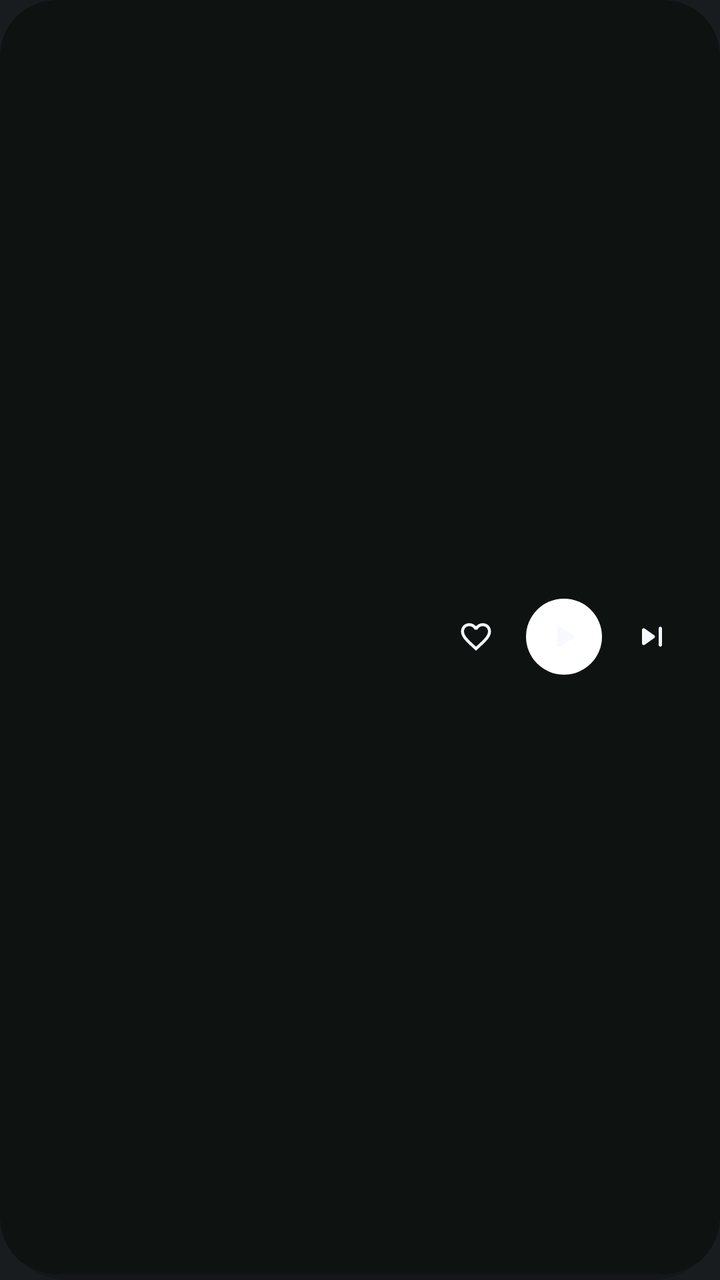
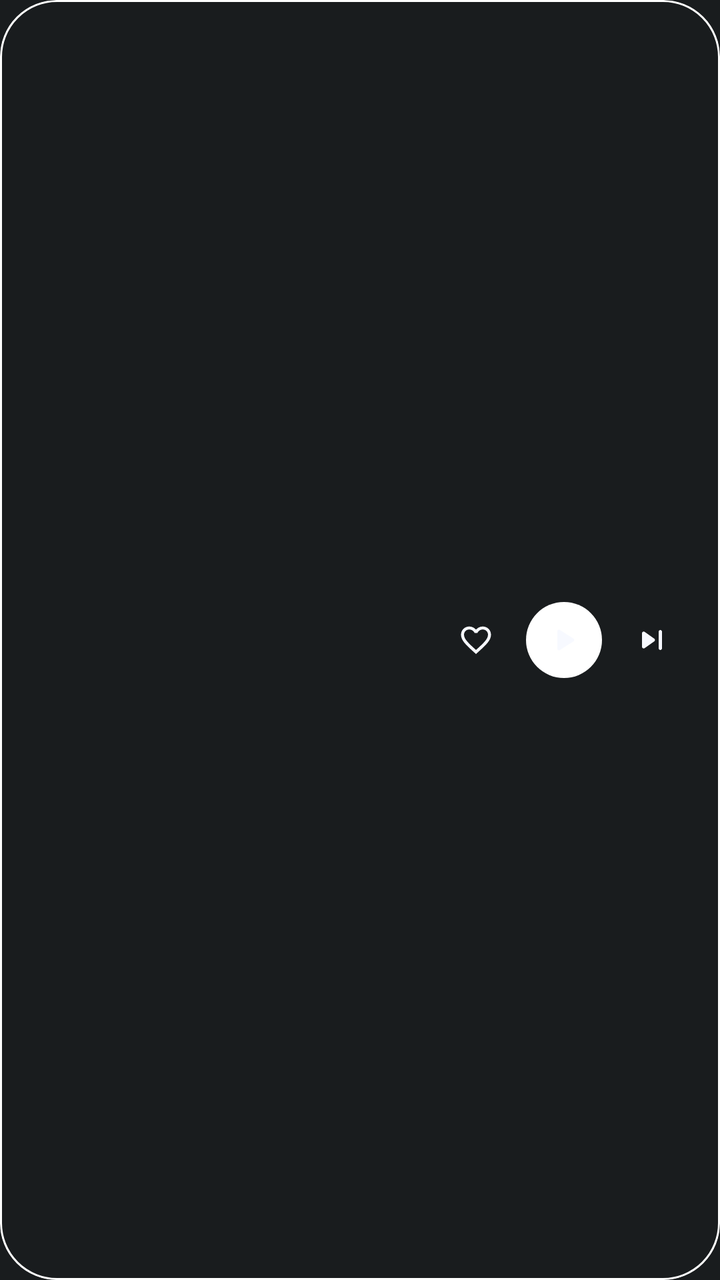

Two renders of the same Android screen: before a commit and after it. Below are the layout's source before the change and the commit's diff.
<!-- AndroidManifest.xml: application theme Theme.MyApplication -->
<!-- res/layout/widget_aurix_np_compact.xml -->
<?xml version="1.0" encoding="utf-8"?>
<FrameLayout xmlns:android="http://schemas.android.com/apk/res/android"
    android:id="@+id/widget_np_outer_shadow"
    android:layout_width="match_parent"
    android:layout_height="match_parent"
    android:background="@drawable/widget_shadow_soft"
    android:layoutDirection="locale"
    android:paddingBottom="3dp">

    <FrameLayout
        android:id="@+id/widget_np_root"
        android:layout_width="match_parent"
        android:layout_height="match_parent"
        android:background="@drawable/widget_clip_28dp"
        android:clipToOutline="true">

        <ImageView
            android:id="@+id/widget_np_bg"
            android:layout_width="match_parent"
            android:layout_height="match_parent"
            android:contentDescription="@null"
            android:scaleType="fitXY" />

        
        <LinearLayout
            android:id="@+id/widget_np_empty_container"
            android:layout_width="match_parent"
            android:layout_height="match_parent"
            android:gravity="center_vertical"
            android:orientation="horizontal"
            android:paddingHorizontal="14dp"
            android:visibility="gone">

            <ImageView
                android:id="@+id/widget_np_empty_orbi"
                android:layout_width="28dp"
                android:layout_height="28dp"
                android:contentDescription="@null"
                android:src="@drawable/ic_widget_orbi" />

            <ImageView
                android:id="@+id/widget_np_empty_bitmap"
                android:layout_width="0dp"
                android:layout_height="wrap_content"
                android:layout_marginStart="10dp"
                android:layout_weight="1"
                android:adjustViewBounds="true"
                android:contentDescription="@null"
                android:scaleType="fitStart"
                android:visibility="gone" />

            <TextView
                android:id="@+id/widget_np_empty_text"
                android:layout_width="0dp"
                android:layout_height="wrap_content"
                android:layout_marginStart="10dp"
                android:layout_weight="1"
                android:ellipsize="end"
                android:maxLines="1"
                android:text="@string/widget_tap_to_play"
                android:textColor="#FFFFFF"
                android:textSize="14sp"
                android:textStyle="bold" />
        </LinearLayout>

        
        <LinearLayout
            android:id="@+id/widget_np_content_container"
            android:layout_width="match_parent"
            android:layout_height="match_parent"
            android:gravity="center_vertical"
            android:orientation="horizontal"
            android:paddingHorizontal="12dp"
            android:paddingVertical="8dp">

            <ImageView
                android:id="@+id/widget_np_art"
                android:layout_width="48dp"
                android:layout_height="48dp"
                android:contentDescription="@string/widget_cd_album_art"
                android:scaleType="fitCenter" />

            <LinearLayout
                android:id="@+id/widget_np_meta_container"
                android:layout_width="0dp"
                android:layout_height="wrap_content"
                android:layout_marginStart="10dp"
                android:layout_marginEnd="6dp"
                android:layout_weight="1"
                android:orientation="vertical">

                <ImageView
                    android:id="@+id/widget_np_title_bitmap"
                    android:layout_width="match_parent"
                    android:layout_height="wrap_content"
                    android:adjustViewBounds="true"
                    android:contentDescription="@null"
                    android:scaleType="fitStart"
                    android:visibility="gone" />

                <TextView
                    android:id="@+id/widget_np_title"
                    android:layout_width="match_parent"
                    android:layout_height="wrap_content"
                    android:ellipsize="end"
                    android:maxLines="1"
                    android:singleLine="true"
                    android:textColor="#FFFFFF"
                    android:textSize="15sp"
                    android:textStyle="bold" />

                <ImageView
                    android:id="@+id/widget_np_artist_bitmap"
                    android:layout_width="match_parent"
                    android:layout_height="wrap_content"
                    android:layout_marginTop="1dp"
                    android:adjustViewBounds="true"
                    android:contentDescription="@null"
                    android:scaleType="fitStart"
                    android:visibility="gone" />

                <TextView
                    android:id="@+id/widget_np_artist"
                    android:layout_width="match_parent"
                    android:layout_height="wrap_content"
                    android:layout_marginTop="1dp"
                    android:ellipsize="end"
                    android:maxLines="1"
                    android:singleLine="true"
                    android:textColor="#B8FFFFFF"
                    android:textSize="12sp" />
            </LinearLayout>

            <FrameLayout
                android:id="@+id/widget_np_btn_like"
                android:layout_width="44dp"
                android:layout_height="44dp"
                android:minWidth="44dp"
                android:minHeight="44dp">

                <ImageView
                    android:id="@+id/widget_np_btn_like_icon"
                    android:layout_width="18dp"
                    android:layout_height="18dp"
                    android:layout_gravity="center"
                    android:contentDescription="@string/widget_cd_like"
                    android:src="@drawable/ic_widget_heart_outline" />
            </FrameLayout>

            <FrameLayout
                android:id="@+id/widget_np_btn_play_pause"
                android:layout_width="44dp"
                android:layout_height="44dp"
                android:minWidth="44dp"
                android:minHeight="44dp">

                <ImageView
                    android:id="@+id/widget_np_btn_play_bg"
                    android:layout_width="38dp"
                    android:layout_height="38dp"
                    android:layout_gravity="center"
                    android:contentDescription="@null"
                    android:src="@drawable/widget_circle_white" />

                <ImageView
                    android:id="@+id/widget_np_btn_play_pause_icon"
                    android:layout_width="20dp"
                    android:layout_height="20dp"
                    android:layout_gravity="center"
                    android:contentDescription="@string/widget_cd_play_pause"
                    android:src="@drawable/ic_widget_play" />
            </FrameLayout>

            <FrameLayout
                android:id="@+id/widget_np_btn_next"
                android:layout_width="44dp"
                android:layout_height="44dp"
                android:minWidth="44dp"
                android:minHeight="44dp">

                <ImageView
                    android:id="@+id/widget_np_btn_next_icon"
                    android:layout_width="20dp"
                    android:layout_height="20dp"
                    android:layout_gravity="center"
                    android:contentDescription="@string/widget_cd_next"
                    android:src="@drawable/ic_widget_next" />
            </FrameLayout>
        </LinearLayout>
    </FrameLayout>
</FrameLayout>
<!-- resources referenced by this layout -->
<resources>
  <!-- drawable ic_widget_heart_outline (drawable) -->
  <?xml version="1.0" encoding="utf-8"?>
  <vector xmlns:android="http://schemas.android.com/apk/res/android"
      android:width="24dp"
      android:height="24dp"
      android:viewportWidth="24"
      android:viewportHeight="24">
      <path
          android:fillColor="#F7F9FF"
          android:pathData="M16.5,3c-1.74,0 -3.41,0.81 -4.5,2.09C10.91,3.81 9.24,3 7.5,3 4.42,3 2,5.42 2,8.5c0,3.78 3.4,6.86 8.55,11.54L12,21.35l1.45,-1.32C18.6,15.36 22,12.28 22,8.5 22,5.42 19.58,3 16.5,3zM12.1,18.55l-0.1,0.1 -0.1,-0.1C7.14,14.24 4,11.39 4,8.5 4,6.5 5.5,5 7.5,5c1.54,0 3.04,0.99 3.57,2.36h1.87C13.46,5.99 14.96,5 16.5,5c2,0 3.5,1.5 3.5,3.5 0,2.89 -3.14,5.74 -7.9,10.05z" />
  </vector>
  <!-- drawable ic_widget_next (drawable) -->
  <?xml version="1.0" encoding="utf-8"?>
  <vector xmlns:android="http://schemas.android.com/apk/res/android"
      android:width="24dp"
      android:height="24dp"
      android:viewportWidth="24"
      android:viewportHeight="24">
      <path
          android:fillColor="#F7F9FF"
          android:pathData="M7.58,16.89l5.77,-4.07c0.56,-0.4 0.56,-1.24 0,-1.63L7.58,7.11C6.91,6.65 6,7.12 6,7.93v8.14C6,16.88 6.91,17.35 7.58,16.89zM16,7v10c0,0.55 0.45,1 1,1s1,-0.45 1,-1V7c0,-0.55 -0.45,-1 -1,-1S16,6.45 16,7z" />
  </vector>
  <!-- drawable ic_widget_play (drawable) -->
  <?xml version="1.0" encoding="utf-8"?>
  <vector xmlns:android="http://schemas.android.com/apk/res/android"
      android:width="24dp"
      android:height="24dp"
      android:viewportWidth="24"
      android:viewportHeight="24">
      <path
          android:fillColor="#F7F9FF"
          android:pathData="M8,6.82v10.36c0,0.79 0.87,1.27 1.54,0.84l8.14,-5.18c0.62,-0.39 0.62,-1.29 0,-1.69L9.54,5.98C8.87,5.55 8,6.03 8,6.82z" />
  </vector>
  <!-- drawable widget_circle_white (drawable) -->
  <?xml version="1.0" encoding="utf-8"?>
  <shape xmlns:android="http://schemas.android.com/apk/res/android"
      android:shape="oval">
      <solid android:color="#FFFFFFFF" />
  </shape>
  <!-- drawable widget_clip_28dp (drawable) -->
  <?xml version="1.0" encoding="utf-8"?>
  <shape xmlns:android="http://schemas.android.com/apk/res/android"
      android:shape="rectangle">
      <corners android:radius="28dp" />
      <solid android:color="#0E1211" />
  </shape>
  <!-- drawable widget_shadow_soft (drawable) -->
  <?xml version="1.0" encoding="utf-8"?>
  <shape xmlns:android="http://schemas.android.com/apk/res/android"
      android:shape="rectangle">
      <gradient
          android:angle="270"
          android:endColor="#38000000"
          android:startColor="#00000000"
          android:type="linear" />
      <corners android:radius="34dp" />
  </shape>
  <string name="widget_cd_album_art">Album art, tap to open player</string>
  <string name="widget_cd_like">Like song</string>
  <string name="widget_cd_next">Next track</string>
  <string name="widget_cd_play_pause">Play or pause</string>
  <string name="widget_tap_to_play">Tap to play music</string>
  <style name="Theme.MyApplication" parent="android:Theme.DeviceDefault.NoActionBar" />
  <!-- unchanged entries left out for length: 1 -->
</resources>

<!-- the commit's change to res/layout/widget_aurix_np_compact.xml (unified diff, before → after) -->
@@ -3,9 +3,7 @@
     android:id="@+id/widget_np_outer_shadow"
     android:layout_width="match_parent"
     android:layout_height="match_parent"
-    android:background="@drawable/widget_shadow_soft"
-    android:layoutDirection="locale"
-    android:paddingBottom="3dp">
+    android:layoutDirection="locale">
 
     <FrameLayout
         android:id="@+id/widget_np_root"
@@ -187,5 +185,13 @@
                     android:src="@drawable/ic_widget_next" />
             </FrameLayout>
         </LinearLayout>
+
+        <ImageView
+            android:id="@+id/widget_np_border"
+            android:layout_width="match_parent"
+            android:layout_height="match_parent"
+            android:contentDescription="@null"
+            android:scaleType="fitXY"
+            android:src="@drawable/widget_border_28dp" />
     </FrameLayout>
 </FrameLayout>
<!-- resource entries referenced after the edit -->
@@ -33,6 +33,16 @@
           android:fillColor="#F7F9FF"
           android:pathData="M8,6.82v10.36c0,0.79 0.87,1.27 1.54,0.84l8.14,-5.18c0.62,-0.39 0.62,-1.29 0,-1.69L9.54,5.98C8.87,5.55 8,6.03 8,6.82z" />
   </vector>
+  <!-- drawable widget_border_28dp (drawable) -->
+  <?xml version="1.0" encoding="utf-8"?>
+  <shape xmlns:android="http://schemas.android.com/apk/res/android"
+      android:shape="rectangle">
+      <solid android:color="#00000000" />
+      <stroke
+          android:width="1dp"
+          android:color="#FFFFFFFF" />
+      <corners android:radius="28dp" />
+  </shape>
   <!-- drawable widget_circle_white (drawable) -->
   <?xml version="1.0" encoding="utf-8"?>
   <shape xmlns:android="http://schemas.android.com/apk/res/android"
@@ -44,18 +54,7 @@
   <shape xmlns:android="http://schemas.android.com/apk/res/android"
       android:shape="rectangle">
       <corners android:radius="28dp" />
-      <solid android:color="#0E1211" />
-  </shape>
-  <!-- drawable widget_shadow_soft (drawable) -->
-  <?xml version="1.0" encoding="utf-8"?>
-  <shape xmlns:android="http://schemas.android.com/apk/res/android"
-      android:shape="rectangle">
-      <gradient
-          android:angle="270"
-          android:endColor="#38000000"
-          android:startColor="#00000000"
-          android:type="linear" />
-      <corners android:radius="34dp" />
+      <solid android:color="#01000000" />
   </shape>
   <string name="widget_cd_album_art">Album art, tap to open player</string>
   <string name="widget_cd_like">Like song</string>
